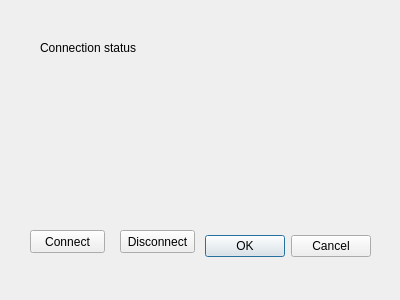
The window that qt_forms/login_popup.ui (chernig/tradebot) describes before a commit, drawn with Qt 5.
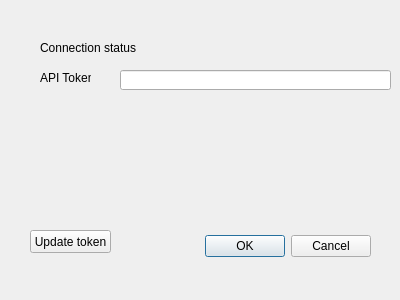
The same window after the commit.

The edit to the form file:
```diff
--- a/qt_forms/login_popup.ui
+++ b/qt_forms/login_popup.ui
@@ -48,10 +48,10 @@
   <widget class="QLabel" name="label_2">
    <property name="geometry">
     <rect>
-     <x>160</x>
+     <x>156</x>
      <y>40</y>
-     <width>47</width>
-     <height>13</height>
+     <width>71</width>
+     <height>20</height>
     </rect>
    </property>
    <property name="text">
@@ -63,26 +63,36 @@
     <rect>
      <x>30</x>
      <y>230</y>
-     <width>75</width>
+     <width>81</width>
      <height>23</height>
     </rect>
    </property>
    <property name="text">
-    <string>Connect</string>
+    <string>Update token</string>
    </property>
   </widget>
-  <widget class="QPushButton" name="pushButton_2">
+  <widget class="QLabel" name="label_3">
+   <property name="geometry">
+    <rect>
+     <x>40</x>
+     <y>70</y>
+     <width>51</width>
+     <height>16</height>
+    </rect>
+   </property>
+   <property name="text">
+    <string>API Token</string>
+   </property>
+  </widget>
+  <widget class="QLineEdit" name="lineEdit">
    <property name="geometry">
     <rect>
      <x>120</x>
-     <y>230</y>
-     <width>75</width>
-     <height>23</height>
+     <y>70</y>
+     <width>271</width>
+     <height>20</height>
     </rect>
    </property>
-   <property name="text">
-    <string>Disconnect</string>
-   </property>
   </widget>
  </widget>
  <resources/>
```
